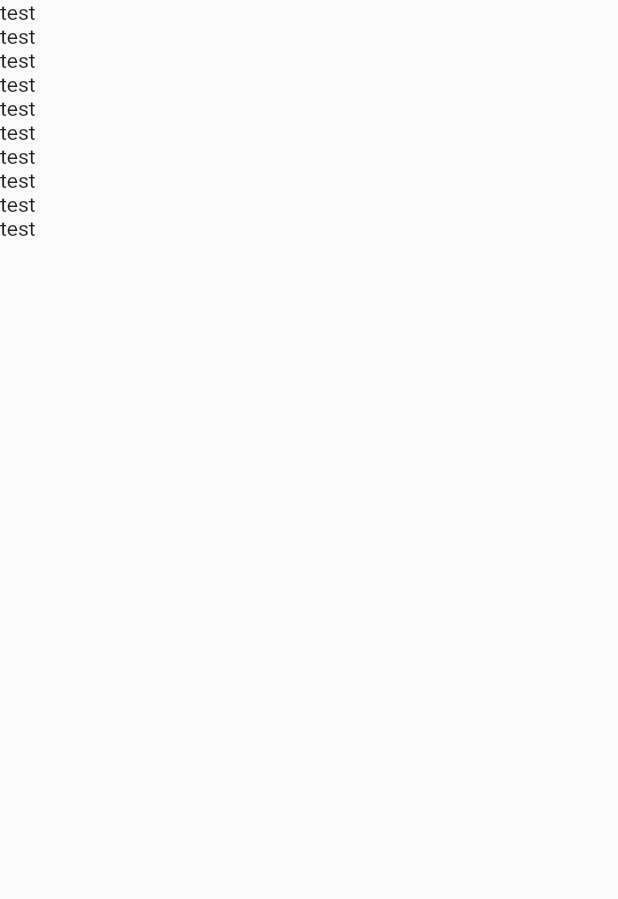
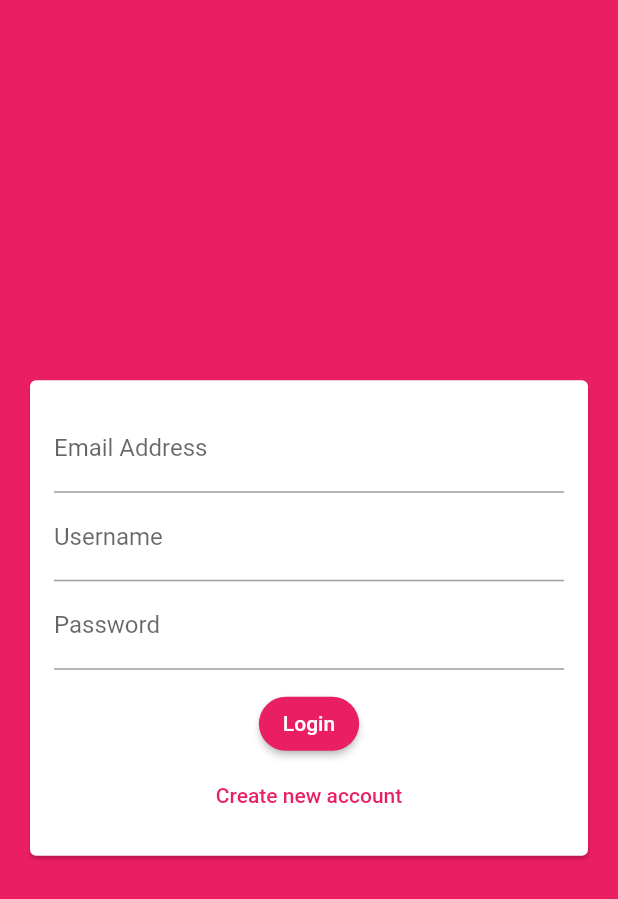
Before and after one commit to Hhanri/flutter_chat, a Flutter app: the screen it shows after launch, on a phone screen of 412 x 824 dp. Shown: the top 899 px of the screen. Run offline on Flutter 3.47's test engine with Material 2 defaults, Android fonts, the phone set to English and light mode, and no system bars; our stand-ins replace cloud_firestore, firebase_core; accounts and stored records are empty.

Commit message:
theme, AuthScreen preparation, first steps with Firestore

```diff
--- a/lib/main.dart
+++ b/lib/main.dart
@@ -1,7 +1,10 @@
+import 'package:firebase_core/firebase_core.dart';
 import 'package:flutter/material.dart';
-import 'package:flutter_chat/screens/chat_screen.dart';
+import 'package:flutter_chat/screens/auth_screen.dart';
 
-void main() {
+void main() async {
+  WidgetsFlutterBinding.ensureInitialized();
+  await Firebase.initializeApp();
   runApp(const MyApp());
 }
 
@@ -14,9 +17,22 @@ class MyApp extends StatelessWidget {
     return MaterialApp(
       title: 'Flutter Demo',
       theme: ThemeData(
-        primarySwatch: Colors.blue,
+        colorScheme: ColorScheme.fromSwatch().copyWith(secondary: Colors.deepPurple),
+        primarySwatch: Colors.pink,
+        backgroundColor: Colors.pink,
+        elevatedButtonTheme: ElevatedButtonThemeData(
+          style: ElevatedButton.styleFrom(
+            primary: Colors.pink,
+              shape: RoundedRectangleBorder(borderRadius: BorderRadius.circular(20)),
+          )
+        ),
+        textButtonTheme: TextButtonThemeData(
+          style: TextButton.styleFrom(
+            primary: Colors.pink
+          )
+        ),
       ),
-      home: const ChatScreen(),
+      home: const AuthScreen(),
     );
   }
 }
--- a/lib/screens/auth_screen.dart
+++ b/lib/screens/auth_screen.dart
@@ -0,0 +1,19 @@
+import 'package:flutter/material.dart';
+import 'package:flutter_chat/widgets/auth/auth_form_widget.dart';
+
+class AuthScreen extends StatefulWidget {
+  const AuthScreen({Key? key}) : super(key: key);
+
+  @override
+  State<AuthScreen> createState() => _AuthScreenState();
+}
+
+class _AuthScreenState extends State<AuthScreen> {
+  @override
+  Widget build(BuildContext context) {
+    return Scaffold(
+      backgroundColor: Theme.of(context).primaryColor,
+      body: const AuthFormWidget()
+    );
+  }
+}
--- a/lib/screens/chat_screen.dart
+++ b/lib/screens/chat_screen.dart
@@ -1,3 +1,4 @@
+import 'package:cloud_firestore/cloud_firestore.dart';
 import 'package:flutter/material.dart';
 
 class ChatScreen extends StatelessWidget {
@@ -6,10 +7,27 @@ class ChatScreen extends StatelessWidget {
   @override
   Widget build(BuildContext context) {
     return Scaffold(
-      body: ListView.builder(
-        itemCount: 10,
-        itemBuilder: (context, index) {
-          return const Text("test");
+      body: StreamBuilder<QuerySnapshot<Map<String, dynamic>>>(
+        stream: FirebaseFirestore.instance.collection("chats").snapshots(),
+        builder: (context, snapshot) {
+          if (snapshot.hasData) {
+            final texts = snapshot.data!.docs;
+            return ListView.builder(
+              padding: const EdgeInsets.all(8),
+              itemCount: snapshot.data!.size,
+              itemBuilder: (context, index) {
+                return Text(texts[index].data()["text"]);
+              },
+            );
+          }
+          return const Center(
+            child: CircularProgressIndicator(),
+          );
+        }
+      ),
+      floatingActionButton: FloatingActionButton(
+        onPressed: () {
+          FirebaseFirestore.instance.collection("chats").add({"text": "new msg"});
         },
       ),
     );
--- /dev/null
+++ b/lib/widgets/auth/auth_form_widget.dart
@@ -0,0 +1,62 @@
+import 'package:flutter/material.dart';
+
+class AuthFormWidget extends StatefulWidget {
+  const AuthFormWidget({Key? key}) : super(key: key);
+
+  @override
+  State<AuthFormWidget> createState() => _AuthFormWidgetState();
+}
+
+class _AuthFormWidgetState extends State<AuthFormWidget> {
+
+  final GlobalKey<FormState> _formKey = GlobalKey<FormState>();
+
+  @override
+  Widget build(BuildContext context) {
+    return Center(
+      child: Card(
+        margin: const EdgeInsets.all(20),
+        child: SingleChildScrollView(
+          child: Padding(
+            padding: const EdgeInsets.all(16),
+            child: Form(
+              key: _formKey,
+              child: Column(
+                mainAxisSize: MainAxisSize.min,
+                children: [
+                  TextFormField(
+                    keyboardType: TextInputType.emailAddress,
+                    decoration: const InputDecoration(
+                      labelText: "Email Address"
+                    ),
+                  ),
+                  TextFormField(
+                    decoration: const InputDecoration(
+                      labelText: "Username"
+                    ),
+                  ),
+                  TextFormField(
+                    obscureText: true,
+                    decoration: const InputDecoration(
+                      labelText: "Password"
+                    ),
+                  ),
+                  const SizedBox(height: 12,),
+                  ElevatedButton(
+                    onPressed: () {
+                    },
+                    child: const Text("Login")
+                  ),
+                  TextButton(
+                    onPressed: () {},
+                    child: const Text("Create new account")
+                  )
+                ],
+              ),
+            ),
+          ),
+        ),
+      ),
+    );
+  }
+}
--- a/pubspec.yaml
+++ b/pubspec.yaml
@@ -29,7 +29,10 @@ environment:
 dependencies:
   flutter:
     sdk: flutter
-
+  firebase_core: ^1.20.0
+  firebase_auth: ^3.6.2
+  cloud_firestore: ^3.4.3
+  firebase_storage: ^10.3.4
 
   # The following adds the Cupertino Icons font to your application.
   # Use with the CupertinoIcons class for iOS style icons.
```
Also changed, not shown: pubspec.lock, 1 other file.
